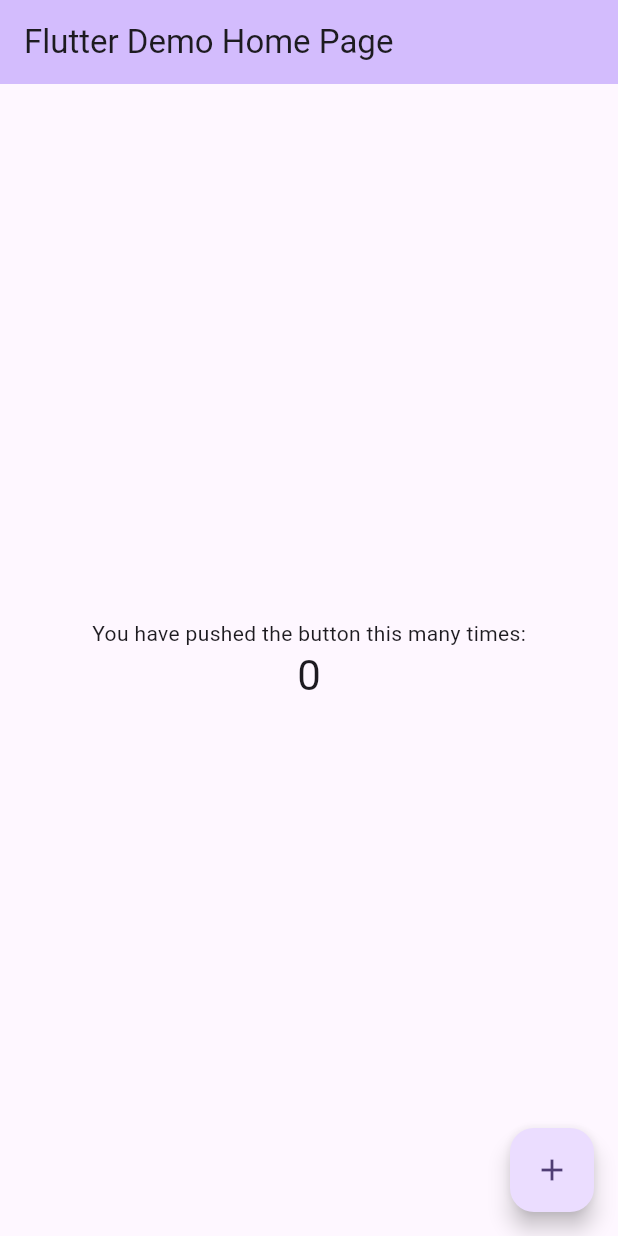
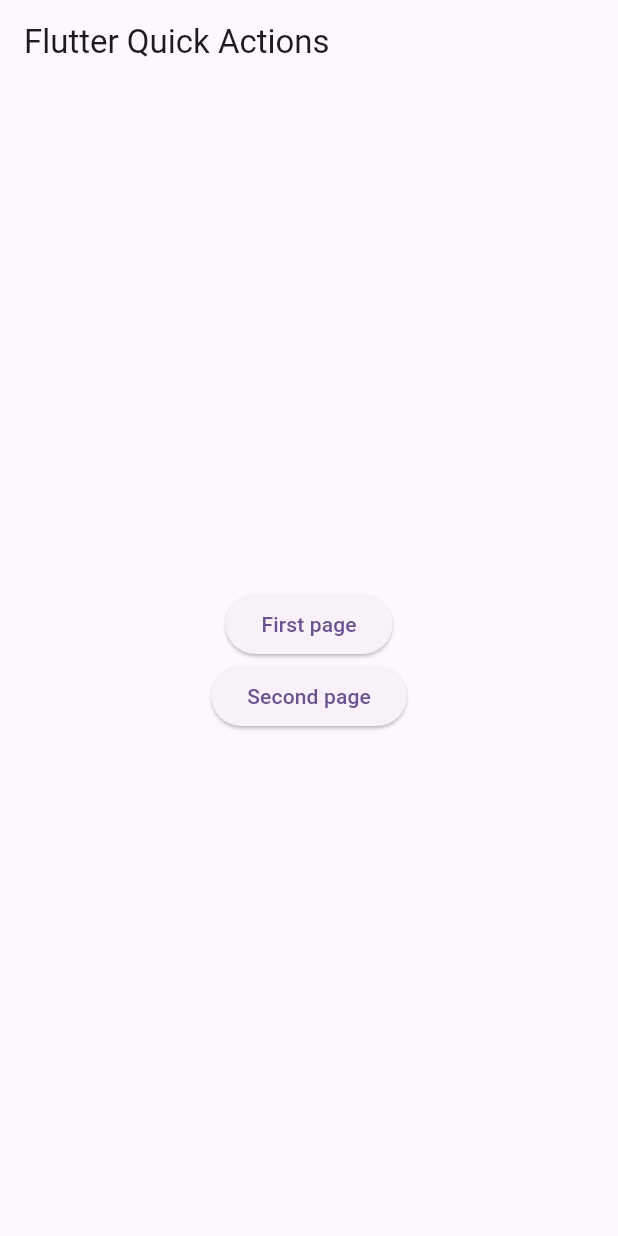
Before and after one commit to EhsanTgv/quick_actions_practice, a Flutter app: the screen it shows after launch, on a phone screen of 412 x 824 dp. Run offline on Flutter 3.47's test engine with Material 3 defaults, Android fonts, the phone set to English and light mode, and no system bars.

Commit message:
Implement pages

```diff
--- /dev/null
+++ b/lib/home_page.dart
@@ -0,0 +1,34 @@
+import 'package:flutter/material.dart';
+
+class MyHomePage extends StatefulWidget {
+  const MyHomePage({super.key, required this.title});
+
+  final String title;
+
+  @override
+  State<MyHomePage> createState() => _MyHomePageState();
+}
+
+class _MyHomePageState extends State<MyHomePage> {
+
+  @override
+  Widget build(BuildContext context) {
+    return Scaffold(
+      appBar: AppBar(
+        title: Text(widget.title),
+      ),
+      body: Center(
+          child: Column(
+            mainAxisAlignment: MainAxisAlignment.center,
+            children: [
+              ElevatedButton(
+                  child: const Text('First page'),
+                  onPressed: () => Navigator.pushNamed(context, '/firstpage')),
+              ElevatedButton(
+                  child: const Text('Second page'),
+                  onPressed: () => Navigator.pushNamed(context, '/secondpage')),
+            ],
+          )),
+    );
+  }
+}
--- a/lib/main.dart
+++ b/lib/main.dart
@@ -1,4 +1,5 @@
 import 'package:flutter/material.dart';
+import 'package:quick_actions_practice/routes/generated_routes.dart';
 
 void main() {
   runApp(const MyApp());
@@ -13,113 +14,10 @@ class MyApp extends StatelessWidget {
     return MaterialApp(
       title: 'Flutter Demo',
       theme: ThemeData(
-        // This is the theme of your application.
-        //
-        // TRY THIS: Try running your application with "flutter run". You'll see
-        // the application has a purple toolbar. Then, without quitting the app,
-        // try changing the seedColor in the colorScheme below to Colors.green
-        // and then invoke "hot reload" (save your changes or press the "hot
-        // reload" button in a Flutter-supported IDE, or press "r" if you used
-        // the command line to start the app).
-        //
-        // Notice that the counter didn't reset back to zero; the application
-        // state is not lost during the reload. To reset the state, use hot
-        // restart instead.
-        //
-        // This works for code too, not just values: Most code changes can be
-        // tested with just a hot reload.
         colorScheme: ColorScheme.fromSeed(seedColor: Colors.deepPurple),
         useMaterial3: true,
       ),
-      home: const MyHomePage(title: 'Flutter Demo Home Page'),
+      onGenerateRoute: RouteGenerator().generateRoute,
     );
   }
 }
-
-class MyHomePage extends StatefulWidget {
-  const MyHomePage({super.key, required this.title});
-
-  // This widget is the home page of your application. It is stateful, meaning
-  // that it has a State object (defined below) that contains fields that affect
-  // how it looks.
-
-  // This class is the configuration for the state. It holds the values (in this
-  // case the title) provided by the parent (in this case the App widget) and
-  // used by the build method of the State. Fields in a Widget subclass are
-  // always marked "final".
-
-  final String title;
-
-  @override
-  State<MyHomePage> createState() => _MyHomePageState();
-}
-
-class _MyHomePageState extends State<MyHomePage> {
-  int _counter = 0;
-
-  void _incrementCounter() {
-    setState(() {
-      // This call to setState tells the Flutter framework that something has
-      // changed in this State, which causes it to rerun the build method below
-      // so that the display can reflect the updated values. If we changed
-      // _counter without calling setState(), then the build method would not be
-      // called again, and so nothing would appear to happen.
-      _counter++;
-    });
-  }
-
-  @override
-  Widget build(BuildContext context) {
-    // This method is rerun every time setState is called, for instance as done
-    // by the _incrementCounter method above.
-    //
-    // The Flutter framework has been optimized to make rerunning build methods
-    // fast, so that you can just rebuild anything that needs updating rather
-    // than having to individually change instances of widgets.
-    return Scaffold(
-      appBar: AppBar(
-        // TRY THIS: Try changing the color here to a specific color (to
-        // Colors.amber, perhaps?) and trigger a hot reload to see the AppBar
-        // change color while the other colors stay the same.
-        backgroundColor: Theme.of(context).colorScheme.inversePrimary,
-        // Here we take the value from the MyHomePage object that was created by
-        // the App.build method, and use it to set our appbar title.
-        title: Text(widget.title),
-      ),
-      body: Center(
-        // Center is a layout widget. It takes a single child and positions it
-        // in the middle of the parent.
-        child: Column(
-          // Column is also a layout widget. It takes a list of children and
-          // arranges them vertically. By default, it sizes itself to fit its
-          // children horizontally, and tries to be as tall as its parent.
-          //
-          // Column has various properties to control how it sizes itself and
-          // how it positions its children. Here we use mainAxisAlignment to
-          // center the children vertically; the main axis here is the vertical
-          // axis because Columns are vertical (the cross axis would be
-          // horizontal).
-          //
-          // TRY THIS: Invoke "debug painting" (choose the "Toggle Debug Paint"
-          // action in the IDE, or press "p" in the console), to see the
-          // wireframe for each widget.
-          mainAxisAlignment: MainAxisAlignment.center,
-          children: <Widget>[
-            const Text(
-              'You have pushed the button this many times:',
-            ),
-            Text(
-              '$_counter',
-              style: Theme.of(context).textTheme.headlineMedium,
-            ),
-          ],
-        ),
-      ),
-      floatingActionButton: FloatingActionButton(
-        onPressed: _incrementCounter,
-        tooltip: 'Increment',
-        child: const Icon(Icons.add),
-      ), // This trailing comma makes auto-formatting nicer for build methods.
-    );
-  }
-}
--- /dev/null
+++ b/lib/routes/generated_routes.dart
@@ -0,0 +1,35 @@
+import 'package:flutter/material.dart';
+import 'package:quick_actions_practice/first_page.dart';
+import 'package:quick_actions_practice/home_page.dart';
+import 'package:quick_actions_practice/second_page.dart';
+
+class RouteGenerator {
+  Route<dynamic> generateRoute(RouteSettings settings) {
+    switch (settings.name) {
+      case '/':
+        return MaterialPageRoute(
+            builder: (_) => const MyHomePage(title: 'Flutter Quick Actions'));
+      case '/firstpage':
+        return MaterialPageRoute(
+            builder: (_) => const FirstPage(title: 'First Page Screen'));
+      case '/secondpage':
+        return MaterialPageRoute(
+            builder: (_) => const SecondPage(title: 'Second Page Screen'));
+      default:
+        return _errorRoute();
+    }
+  }
+
+  static Route<dynamic> _errorRoute() {
+    return MaterialPageRoute(builder: (_) {
+      return Scaffold(
+        appBar: AppBar(
+          title: const Text('Error'),
+        ),
+        body: const Center(
+          child: Text('ERROR'),
+        ),
+      );
+    });
+  }
+}
```
Also changed, not shown: lib/first_page.dart (added, +19 -0 lines), lib/second_page.dart (added, +19 -0 lines).
